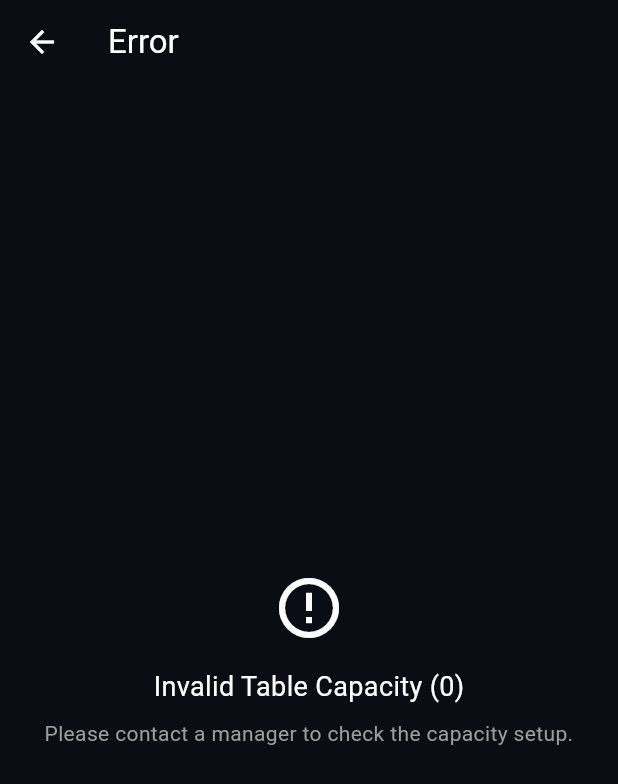
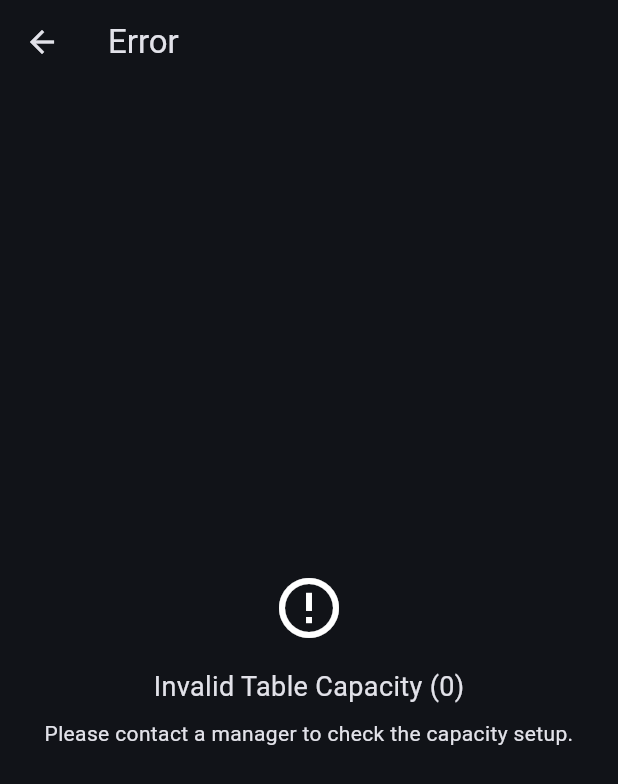
Before and after one commit to SalihSarang/rms_waiter_portal, a Flutter app: the SeatCountPage screen opened directly with empty values, on a phone screen of 412 x 824 dp. Shown: the top 784 px of the screen. Run offline on Flutter 3.47's test engine with Material 3 defaults, Android fonts, the phone set to English and light mode, and no system bars; our stand-ins replace cloud_firestore, equatable, firebase_auth, firebase_core, flutter_bloc, get_it and 2 more; missing offline and left inert: rms_design_system, rms_shared_package; accounts and stored records are empty; statements that could not run were skipped.

Commit message:
style: standardize SeatCountPage colors using design system tokens

```diff
--- a/lib/features/orders/presentation/pages/seat_count_page.dart
+++ b/lib/features/orders/presentation/pages/seat_count_page.dart
@@ -1,5 +1,6 @@
 import 'package:flutter/material.dart';
 import 'package:flutter_bloc/flutter_bloc.dart';
+import 'package:rms_design_system/rms_design_system.dart';
 import 'package:waiter_portal/features/orders/presentation/bloc/seat_count/seat_count_cubit.dart';
 import '../widgets/seat_count_page/seat_selection_app_bar.dart';
 import '../widgets/seat_count_page/seat_selection_header.dart';
@@ -23,7 +24,7 @@ class SeatCountPage extends StatelessWidget {
   Widget build(BuildContext context) {
     if (capacity <= 0) {
       return Scaffold(
-        backgroundColor: const Color(0xFF0A0E14),
+        backgroundColor: NeutralColors.background,
         appBar: const SeatCountErrorAppBar(),
         body: SeatCountErrorBody(capacity: capacity),
       );
@@ -32,7 +33,7 @@ class SeatCountPage extends StatelessWidget {
     return BlocProvider(
       create: (context) => SeatCountCubit(),
       child: Scaffold(
-        backgroundColor: const Color(0xFF0A0E14),
+        backgroundColor: NeutralColors.background,
         appBar: SeatSelectionAppBar(tableName: tableName, capacity: capacity),
         body: Padding(
           padding: const EdgeInsets.symmetric(horizontal: 20),
--- a/lib/features/orders/presentation/widgets/seat_count_page/seat_count_error_app_bar.dart
+++ b/lib/features/orders/presentation/widgets/seat_count_page/seat_count_error_app_bar.dart
@@ -1,4 +1,5 @@
 import 'package:flutter/material.dart';
+import 'package:rms_design_system/rms_design_system.dart';
 
 class SeatCountErrorAppBar extends StatelessWidget implements PreferredSizeWidget {
   const SeatCountErrorAppBar({super.key});
@@ -6,13 +7,13 @@ class SeatCountErrorAppBar extends StatelessWidget implements PreferredSizeWidge
   @override
   Widget build(BuildContext context) {
     return AppBar(
-      backgroundColor: Colors.transparent,
+      backgroundColor: NeutralColors.transparent,
       elevation: 0,
       leading: IconButton(
-        icon: const Icon(Icons.arrow_back, color: Colors.white),
+        icon: const Icon(Icons.arrow_back, color: NeutralColors.white),
         onPressed: () => Navigator.pop(context),
       ),
-      title: const Text('Error', style: TextStyle(color: Colors.white)),
+      title: const Text('Error', style: TextStyle(color: NeutralColors.white)),
     );
   }
 
--- a/lib/features/orders/presentation/widgets/seat_count_page/seat_count_error_body.dart
+++ b/lib/features/orders/presentation/widgets/seat_count_page/seat_count_error_body.dart
@@ -20,12 +20,12 @@ class SeatCountErrorBody extends StatelessWidget {
           const SizedBox(height: 16),
           Text(
             'Invalid Table Capacity ($capacity)',
-            style: const TextStyle(color: Colors.white, fontSize: 18),
+            style: const TextStyle(color: NeutralColors.white, fontSize: 18),
           ),
           const SizedBox(height: 8),
           const Text(
             'Please contact a manager to check the capacity setup.',
-            style: TextStyle(color: Colors.grey, fontSize: 14),
+            style: TextStyle(color: NeutralColors.icon, fontSize: 14),
             textAlign: TextAlign.center,
           ),
         ],
--- a/lib/features/orders/presentation/widgets/seat_count_page/seat_count_grid.dart
+++ b/lib/features/orders/presentation/widgets/seat_count_page/seat_count_grid.dart
@@ -1,5 +1,6 @@
 import 'package:flutter/material.dart';
 import 'package:flutter_bloc/flutter_bloc.dart';
+import 'package:rms_design_system/rms_design_system.dart';
 import 'package:waiter_portal/features/orders/presentation/bloc/seat_count/seat_count_cubit.dart';
 import 'package:waiter_portal/features/orders/presentation/bloc/seat_count/seat_count_state.dart';
 import 'guest_count_button.dart';
@@ -19,8 +20,8 @@ class SeatCountGrid extends StatelessWidget {
             child: Container(
               padding: const EdgeInsets.all(15),
               decoration: BoxDecoration(
-                color: const Color(0xFF0D121A),
-                border: Border.all(color: Colors.white12),
+                color: NeutralColors.card,
+                border: Border.all(color: NeutralColors.border),
                 borderRadius: BorderRadius.circular(20),
               ),
               child: BlocBuilder<SeatCountCubit, SeatCountState>(
--- a/lib/features/orders/presentation/widgets/seat_count_page/seat_selection_header.dart
+++ b/lib/features/orders/presentation/widgets/seat_count_page/seat_selection_header.dart
@@ -1,4 +1,5 @@
 import 'package:flutter/material.dart';
+import 'package:rms_design_system/rms_design_system.dart';
 
 class SeatSelectionHeader extends StatelessWidget {
   const SeatSelectionHeader({super.key});
@@ -12,7 +13,7 @@ class SeatSelectionHeader extends StatelessWidget {
         Text(
           'Select Number of\nGuests',
           style: TextStyle(
-            color: Colors.white,
+            color: NeutralColors.white,
             fontSize: 26,
             fontWeight: FontWeight.bold,
           ),
@@ -20,7 +21,7 @@ class SeatSelectionHeader extends StatelessWidget {
         SizedBox(height: 8),
         Text(
           'How many people are seated at this table?',
-          style: TextStyle(color: Colors.grey, fontSize: 14),
+          style: TextStyle(color: NeutralColors.icon, fontSize: 14),
         ),
       ],
     );
```
Also changed, not shown: lib/features/orders/presentation/widgets/seat_count_page/guest_count_button.dart (+3 -5 lines), lib/features/orders/presentation/widgets/seat_count_page/guest_type_button.dart (+9 -4 lines), lib/features/orders/presentation/widgets/seat_count_page/seat_selection_app_bar.dart (+6 -5 lines), lib/features/orders/presentation/widgets/seat_count_page/seat_selection_footer.dart (+4 -4 lines).
